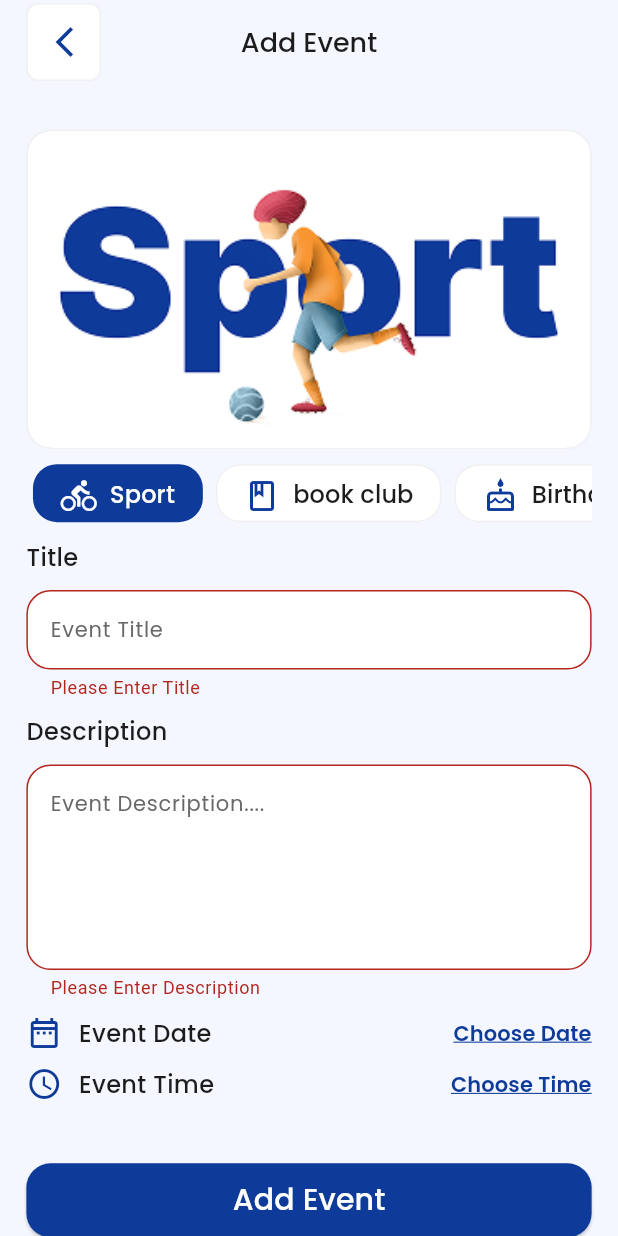
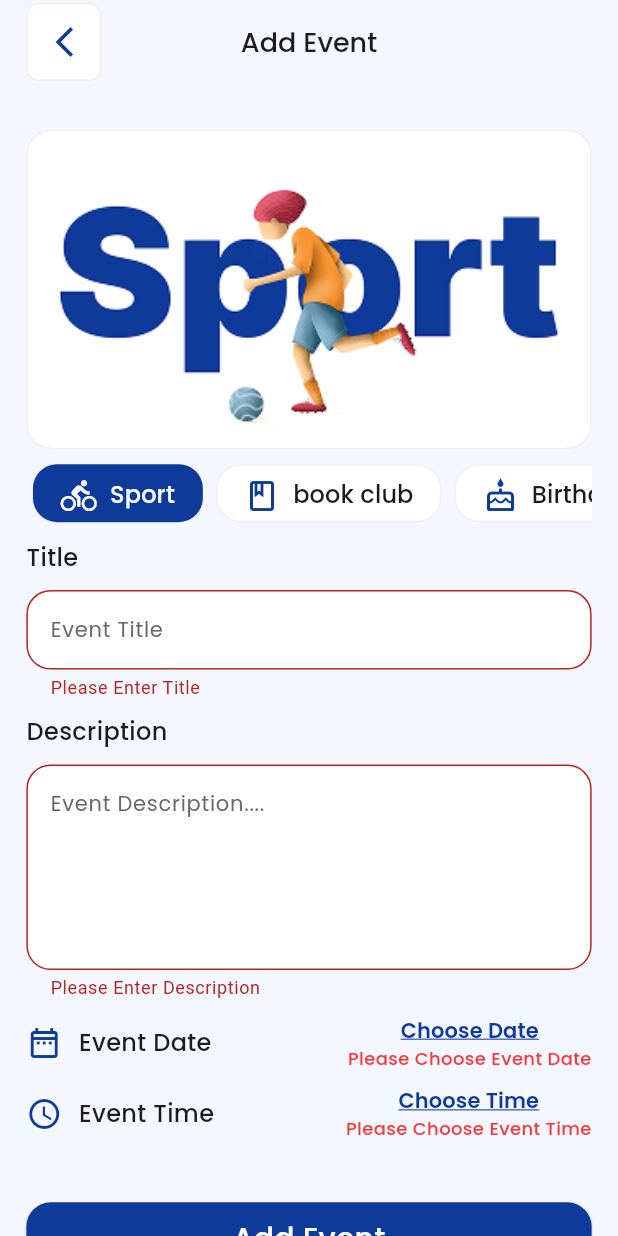
Before and after one commit to Mohammed-Elshabrawy/evently, a Flutter app: the AppEventScreen screen opened by its route, after a tap on "Add Event", on a phone screen of 412 x 824 dp. Run offline on Flutter 3.47's test engine with Material 3 defaults, Android fonts, the phone set to English and light mode, and no system bars; our stand-ins replace carousel_slider, cloud_firestore, easy_localization, firebase_core, google_fonts, icons_plus and 1 more; accounts and stored records are empty.

Commit message:
add event validation

```diff
--- a/assets/translations/ar.json
+++ b/assets/translations/ar.json
@@ -56,7 +56,8 @@
   "choose_time": "اختر الوقت",
   "please_enter_title": "الرجاء إدخال العنوان",
   "please_enter_description": "الرجاء إدخال الوصف",
-  "please_choose_date_and_time": "الرجاء اختيار تاريخ ووقت الحدث",
   "event_added_successfully": "تمت إضافة الحدث بنجاح",
-  "no_events_found": "لم يتم العثور على أي أحداث"
+  "no_events_found": "لم يتم العثور على أي أحداث",
+  "please_choose_event_time": "الرجاء اختيار وقت الحدث",
+  "please_choose_event_date": "الرجاء اختيار تاريخ الحدث"
 }
--- a/assets/translations/en.json
+++ b/assets/translations/en.json
@@ -56,7 +56,8 @@
   "choose_time": "Choose Time",
   "please_enter_title": "Please Enter Title",
   "please_enter_description": "Please Enter Description",
-  "please_choose_date_and_time": "Please choose the event date and time",
   "event_added_successfully": "Event Added successfully",
-  "no_events_found": "No Events Found"
+  "no_events_found": "No Events Found",
+  "please_choose_event_time": "Please Choose Event Time",
+  "please_choose_event_date": "Please Choose Event Date"
 }
--- a/lib/pages/add_event_screen/add_event_screen.dart
+++ b/lib/pages/add_event_screen/add_event_screen.dart
@@ -62,6 +62,8 @@ class _AppEventScreenState extends State<AppEventScreen> {
 
   DateTime? selectedDate;
   TimeOfDay? selectedTime;
+  bool isDateErrorSeen = false;
+  bool isTimeErrorSeen = false;
 
   void chooseDate() async {
     var date = await showDatePicker(
@@ -211,32 +213,45 @@ class _AppEventScreenState extends State<AppEventScreen> {
                   },
                 ),
                 EventDateAndTime(
+                  isDateOrTimeErrorSeen: isDateErrorSeen,
                   isDate: true,
                   onPressed: chooseDate,
                   selectedDateOrTime: selectedDate != null
                       ? DateFormat('MMM d,y').format(selectedDate!)
-                      : 'choose_date'.tr(),
+                      : 'choose_date',
                 ),
                 EventDateAndTime(
+                  isDateOrTimeErrorSeen: isTimeErrorSeen,
                   isDate: false,
                   onPressed: chooseTime,
                   selectedDateOrTime:
-                      selectedTime?.format(context) ?? 'choose_time'.tr(),
+                      selectedTime?.format(context) ?? 'choose_time',
                 ),
                 SizedBox(height: 20 * context.screenHeightRatio),
                 CustomElevatedButton(
                   text: 'add_event',
                   onButtonPressed: () {
-                    if (!formKey.currentState!.validate()) {
-                      return;
-                    } else if (selectedDate == null || selectedTime == null) {
-                      ScaffoldMessenger.of(context).showSnackBar(
-                        SnackBar(
-                          backgroundColor: AppColors.redColor,
-                          content: Text("please_choose_date_and_time".tr()),
-                        ),
-                      );
+                    if (selectedDate == null) {
+                      setState(() {
+                        isDateErrorSeen = true;
+                      });
                     } else {
+                      setState(() {
+                        isDateErrorSeen = false;
+                      });
+                    }
+                    if (selectedTime == null) {
+                      setState(() {
+                        isTimeErrorSeen = true;
+                      });
+                    } else {
+                      setState(() {
+                        isTimeErrorSeen = false;
+                      });
+                    }
+                    if (formKey.currentState!.validate() &&
+                        selectedDate != null &&
+                        selectedTime != null) {
                       Event event = Event(
                         image: appSettingsProvider.isLight
                             ? imagesLight[selectedIndex]
@@ -248,7 +263,7 @@ class _AppEventScreenState extends State<AppEventScreen> {
                         date: selectedDate!,
                       );
                       FirebaseUtils.addEventToFireStore(event).timeout(
-                        Duration(seconds: 1),
+                        Duration(seconds: 0),
                         onTimeout: () {
                           ScaffoldMessenger.of(context).showSnackBar(
                             SnackBar(
--- a/lib/pages/add_event_screen/widget/event_date_and_time.dart
+++ b/lib/pages/add_event_screen/widget/event_date_and_time.dart
@@ -13,10 +13,12 @@ class EventDateAndTime extends StatelessWidget {
     required this.isDate,
     required this.onPressed,
     required this.selectedDateOrTime,
+    required this.isDateOrTimeErrorSeen,
   });
   final bool isDate;
   final VoidCallback onPressed;
   final String selectedDateOrTime;
+  final bool isDateOrTimeErrorSeen;
 
   @override
   Widget build(BuildContext context) {
@@ -39,9 +41,22 @@ class EventDateAndTime extends StatelessWidget {
           ),
         ),
         Spacer(),
-        CustomTextButton(
-          onPressed: onPressed,
-          text:  selectedDateOrTime,
+        Column(
+          children: [
+            CustomTextButton(onPressed: onPressed, text: selectedDateOrTime),
+            Visibility(
+              maintainSize: true,
+              maintainAnimation: true,
+              maintainState: true,
+              visible: isDateOrTimeErrorSeen,
+              child: Text(
+                isDate
+                    ? "please_choose_event_date".tr()
+                    : "please_choose_event_time".tr(),
+                style: AppTextStyles.m12.copyWith(color: AppColors.redColor),
+              ),
+            ),
+          ],
         ),
       ],
     );
```
